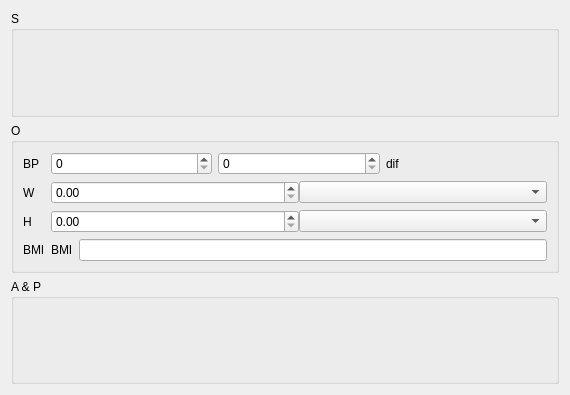
Qt form global_resources/forms/subforms/generic/soap_with_biomeasurements/ui/xx/soapbio.ui (FreeHealth/freehealth) before a commit.
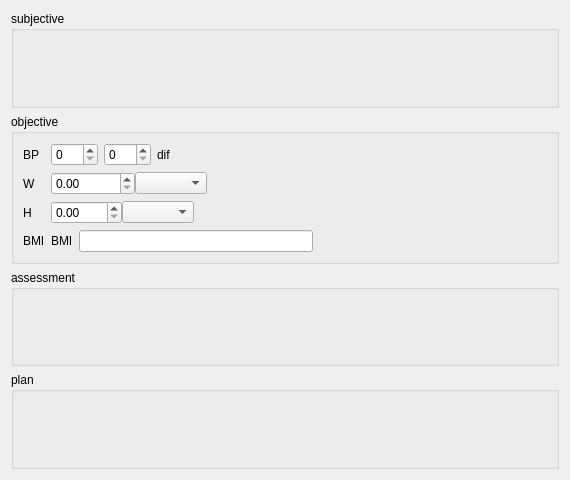
The same form after that commit.

Commit message: update soap form

What changed in the file:
```diff
--- a/global_resources/forms/subforms/generic/soap_with_biomeasurements/ui/xx/soapbio.ui
+++ b/global_resources/forms/subforms/generic/soap_with_biomeasurements/ui/xx/soapbio.ui
@@ -7,17 +7,17 @@
     <x>0</x>
     <y>0</y>
     <width>570</width>
-    <height>395</height>
+    <height>480</height>
    </rect>
   </property>
   <property name="windowTitle">
    <string/>
   </property>
-  <layout class="QGridLayout" name="gridLayout_4">
-   <item row="0" column="0">
+  <layout class="QVBoxLayout" name="verticalLayout_3">
+   <item>
     <widget class="QGroupBox" name="sGroup">
      <property name="title">
-      <string>S</string>
+      <string>subjective</string>
      </property>
      <layout class="QGridLayout" name="gridLayout_2">
       <item row="0" column="0">
@@ -26,27 +26,12 @@
      </layout>
     </widget>
    </item>
-   <item row="2" column="0">
-    <widget class="QGroupBox" name="apGroup">
-     <property name="title">
-      <string>A &amp;&amp; P</string>
-     </property>
-     <layout class="QGridLayout" name="gridLayout_3">
-      <item row="0" column="0">
-       <layout class="QHBoxLayout" name="aLayout"/>
-      </item>
-      <item row="0" column="1">
-       <layout class="QHBoxLayout" name="pLayout"/>
-      </item>
-     </layout>
-    </widget>
-   </item>
-   <item row="1" column="0">
+   <item>
     <widget class="QGroupBox" name="oGroup">
      <property name="title">
-      <string>O</string>
+      <string>objective</string>
      </property>
-     <layout class="QHBoxLayout" name="horizontalLayout_5">
+     <layout class="QVBoxLayout" name="verticalLayout">
       <item>
        <layout class="QFormLayout" name="formLayout">
         <item row="0" column="0">
@@ -85,6 +70,19 @@
             </property>
            </widget>
           </item>
+          <item>
+           <spacer name="horizontalSpacer">
+            <property name="orientation">
+             <enum>Qt::Horizontal</enum>
+            </property>
+            <property name="sizeHint" stdset="0">
+             <size>
+              <width>40</width>
+              <height>20</height>
+             </size>
+            </property>
+           </spacer>
+          </item>
          </layout>
         </item>
         <item row="1" column="0">
@@ -113,6 +111,19 @@
             </property>
            </widget>
           </item>
+          <item>
+           <spacer name="horizontalSpacer_2">
+            <property name="orientation">
+             <enum>Qt::Horizontal</enum>
+            </property>
+            <property name="sizeHint" stdset="0">
+             <size>
+              <width>40</width>
+              <height>20</height>
+             </size>
+            </property>
+           </spacer>
+          </item>
          </layout>
         </item>
         <item row="2" column="0">
@@ -141,6 +152,19 @@
             </property>
            </widget>
           </item>
+          <item>
+           <spacer name="horizontalSpacer_3">
+            <property name="orientation">
+             <enum>Qt::Horizontal</enum>
+            </property>
+            <property name="sizeHint" stdset="0">
+             <size>
+              <width>40</width>
+              <height>20</height>
+             </size>
+            </property>
+           </spacer>
+          </item>
          </layout>
         </item>
         <item row="3" column="0">
@@ -166,6 +190,19 @@
             </property>
            </widget>
           </item>
+          <item>
+           <spacer name="horizontalSpacer_4">
+            <property name="orientation">
+             <enum>Qt::Horizontal</enum>
+            </property>
+            <property name="sizeHint" stdset="0">
+             <size>
+              <width>40</width>
+              <height>20</height>
+             </size>
+            </property>
+           </spacer>
+          </item>
          </layout>
         </item>
        </layout>
@@ -176,6 +213,30 @@
      </layout>
     </widget>
    </item>
+   <item>
+    <widget class="QGroupBox" name="aGroup">
+     <property name="title">
+      <string>assessment</string>
+     </property>
+     <layout class="QGridLayout" name="gridLayout_3">
+      <item row="0" column="0">
+       <layout class="QHBoxLayout" name="aLayout"/>
+      </item>
+     </layout>
+    </widget>
+   </item>
+   <item>
+    <widget class="QGroupBox" name="pGroup">
+     <property name="title">
+      <string>plan</string>
+     </property>
+     <layout class="QVBoxLayout" name="verticalLayout_2">
+      <item>
+       <layout class="QHBoxLayout" name="pLayout"/>
+      </item>
+     </layout>
+    </widget>
+   </item>
   </layout>
  </widget>
  <resources/>
```
Left out of the diff: 9 changed lines with no effect on the pictures. The commit also changes 1 other file.
